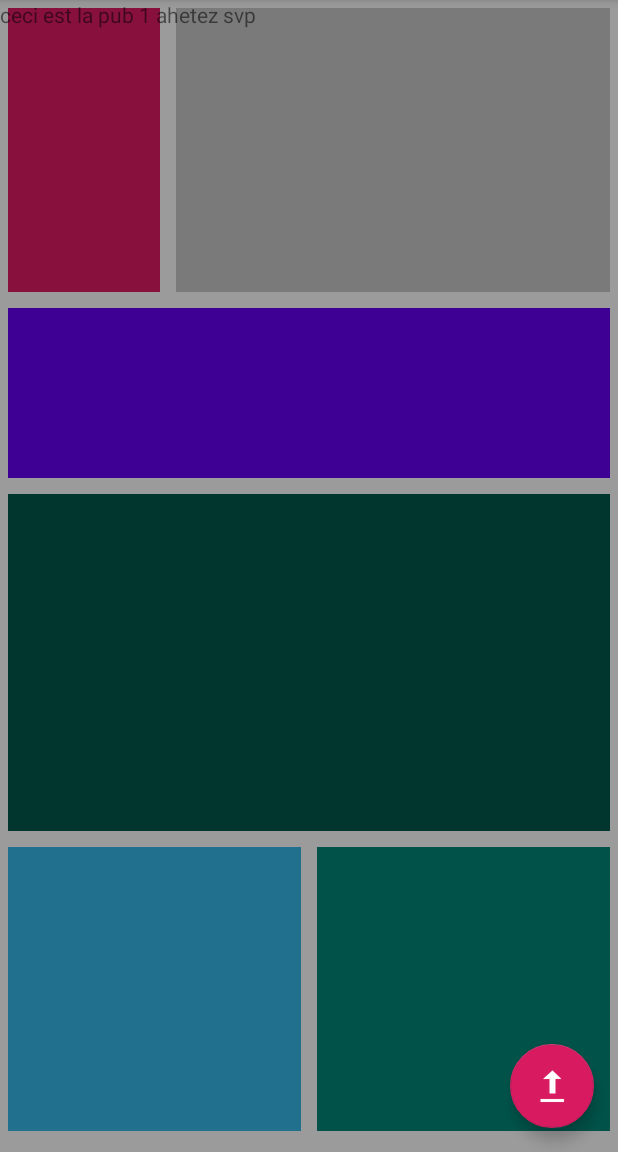
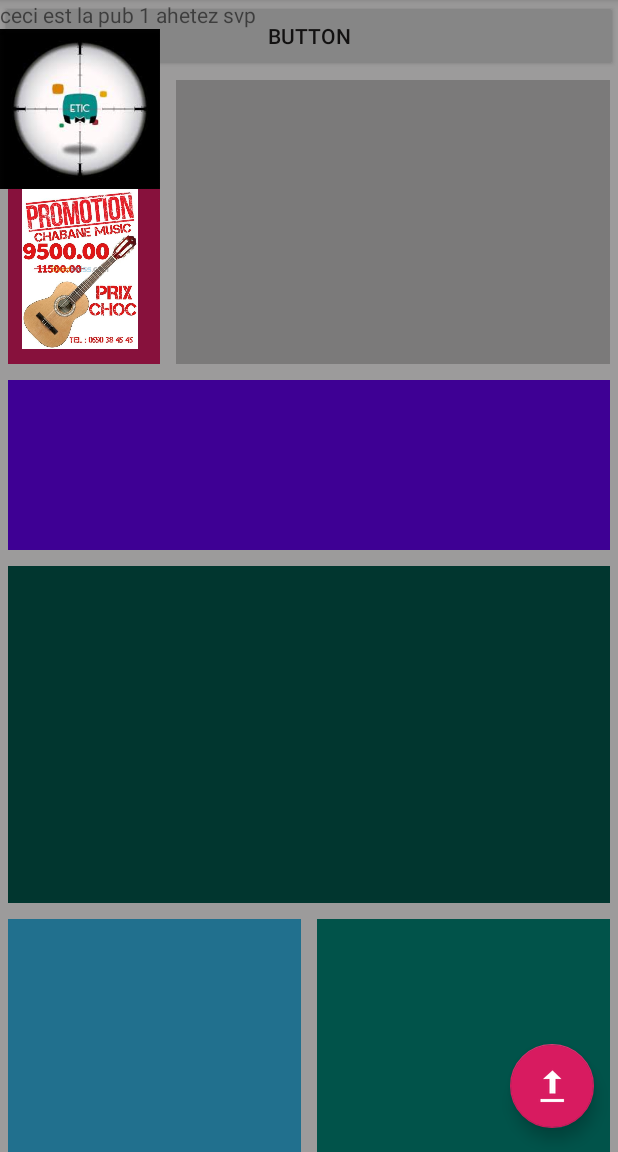
Before and after one commit to ChemsEddineHarouit/TP_TDM, an Android app: the screen it shows after launch (MainActivity), after a tap on "Voici la pub num 1", on a phone screen of 412 x 824 dp, the part 84-1236 px from its top. Run offline under Robolectric (Android 15) with nearby library versions, the phone set to English and light mode, and no system bars.

Commit message:
fixed img display

```diff
--- a/app/src/main/java/com/example/tp_tdm1/MainActivity.kt
+++ b/app/src/main/java/com/example/tp_tdm1/MainActivity.kt
@@ -7,6 +7,7 @@ import android.support.v7.app.AppCompatActivity;
 import android.view.Menu
 import android.view.MenuItem
 import android.view.View
+import android.widget.Button
 import android.widget.ImageView
 import android.widget.LinearLayout
 import android.widget.TextView
@@ -47,6 +48,7 @@ class MainActivity : AppCompatActivity()  {
             Snackbar.make(view, "Replace with your own action", Snackbar.LENGTH_LONG)
                 .setAction("Action", null).show()
         }
+
     }
 
     override fun onCreateOptionsMenu(menu: Menu): Boolean {
--- a/app/src/main/res/layout/content_main.xml
+++ b/app/src/main/res/layout/content_main.xml
@@ -15,7 +15,11 @@
         <LinearLayout
                 android:orientation="vertical"
                 android:layout_width="match_parent"
-                android:layout_height="wrap_content" android:id="@+id/content_id">
+                android:layout_height="wrap_content" android:id="@+id/rootContainer">
+            <Button
+                    android:text="Button"
+                    android:layout_width="match_parent"
+                    android:layout_height="wrap_content" android:id="@+id/button"/>
             <LinearLayout
                     android:orientation="horizontal"
                     android:layout_width="match_parent"
--- a/app/src/main/res/layout/fragment_pub.xml
+++ b/app/src/main/res/layout/fragment_pub.xml
@@ -1,20 +1,25 @@
 <?xml version="1.0" encoding="utf-8"?>
 <FrameLayout xmlns:android="http://schemas.android.com/apk/res/android"
-             xmlns:tools="http://schemas.android.com/tools"
+             xmlns:app="http://schemas.android.com/apk/res-auto" xmlns:tools="http://schemas.android.com/tools"
              android:layout_width="match_parent"
              android:layout_height="match_parent"
              android:clickable="true"
              tools:context=".Fragments.Pub_fragment" android:background="#61030101">
 
     <!-- TODO: Update blank fragment layout -->
-    <LinearLayout
-            android:orientation="horizontal"
+    <android.support.constraint.ConstraintLayout
             android:layout_width="match_parent"
-            android:layout_height="match_parent" android:id="@+id/pubFragment_id">
-        <TextView
+            android:layout_height="match_parent">
+
+        <LinearLayout
+                android:orientation="vertical"
                 android:layout_width="match_parent"
-                android:layout_height="match_parent"
-                android:text="@string/hello_blank_fragment" android:id="@+id/description_id"/>
-    </LinearLayout>
+                android:layout_height="match_parent" android:id="@+id/pubFragment_id">
+            <TextView
+                    android:layout_width="match_parent"
+                    android:layout_height="wrap_content"
+                    android:text="@string/hello_blank_fragment" android:id="@+id/description_id"/>
+        </LinearLayout>
+    </android.support.constraint.ConstraintLayout>
 
 </FrameLayout>
```
